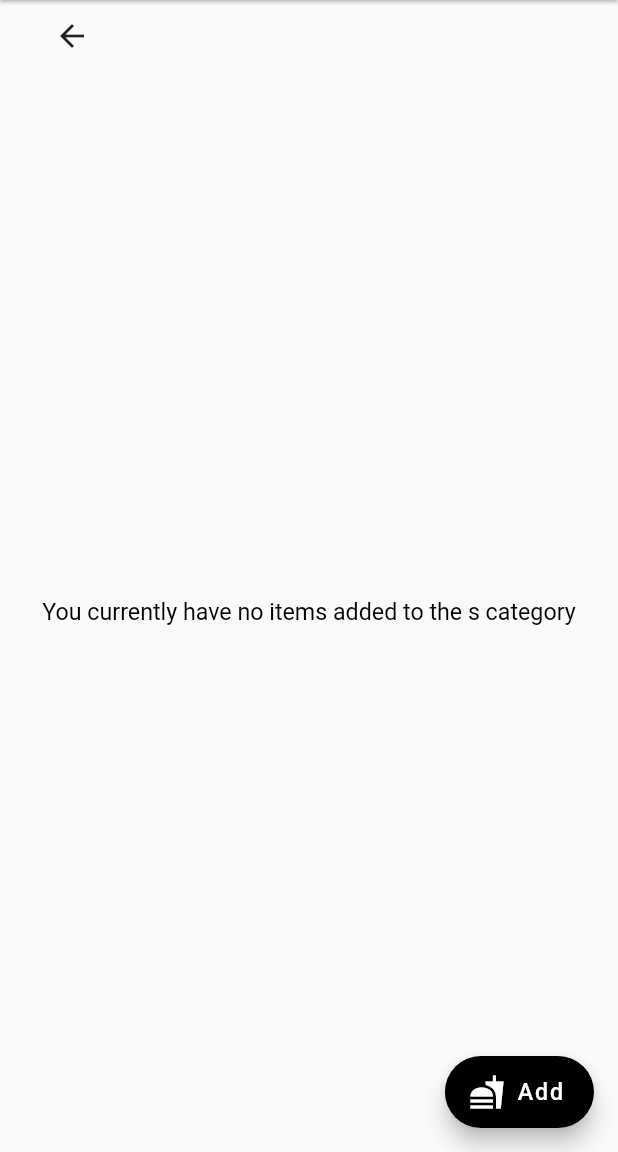
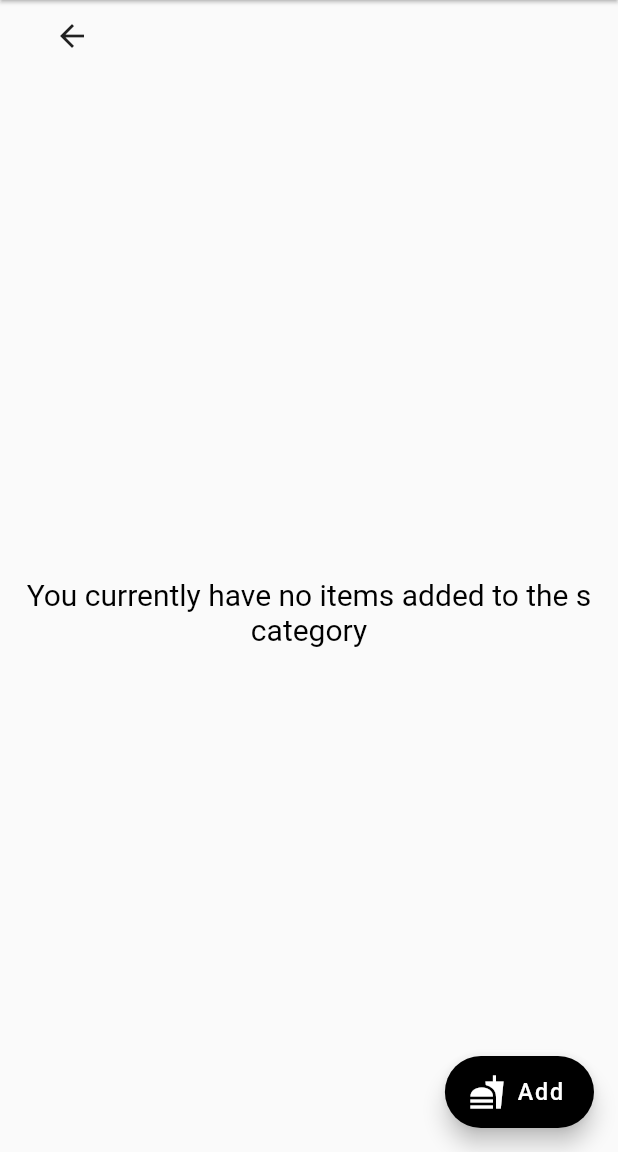
Before and after one commit to kcgalee/CSC-4996-RMS-Mobile, a Flutter app: the ManageMenuItem screen opened directly with empty values, on a phone screen of 412 x 824 dp, the part 84-1236 px from its top. Run offline on Flutter 3.47's test engine with Material 2 defaults, Android fonts, the phone set to English and light mode, and no system bars; our stand-ins replace cloud_firestore, email_validator, firebase_auth, firebase_core, firebase_storage, qr_flutter and 1 more; missing offline and left inert: counter, qr_code_scanner; accounts and stored records are empty; project files that could hold a hidden picture were left out.

Commit message:
added styling for Text
style the text on the showMenuItems page that shows up when there arent any items to display for a given category

```diff
--- a/lib/manager/manageMenuItem.dart
+++ b/lib/manager/manageMenuItem.dart
@@ -55,7 +55,8 @@ class _ManageMenuItemState extends State<ManageMenuItem> {
                 stream: FirebaseFirestore.instance.collection('restaurants/${widget.restaurantID}/menu').where('category', isEqualTo: widget.category).snapshots(),
                 builder: (context, snapshot) {
                   if (!snapshot.hasData || snapshot.data?.docs.length == 0) {
-                    return Center( child: Text("You currently have no items added to the ${widget.category}s category"));
+                    return Center( child: Text("You currently have no items added to the ${widget.category}s category",
+                      style: TextStyle(fontSize: 20),textAlign: TextAlign.center,));
                   } else {
                     return ListView.builder(
                         itemCount: snapshot.data?.docs.length,
```
